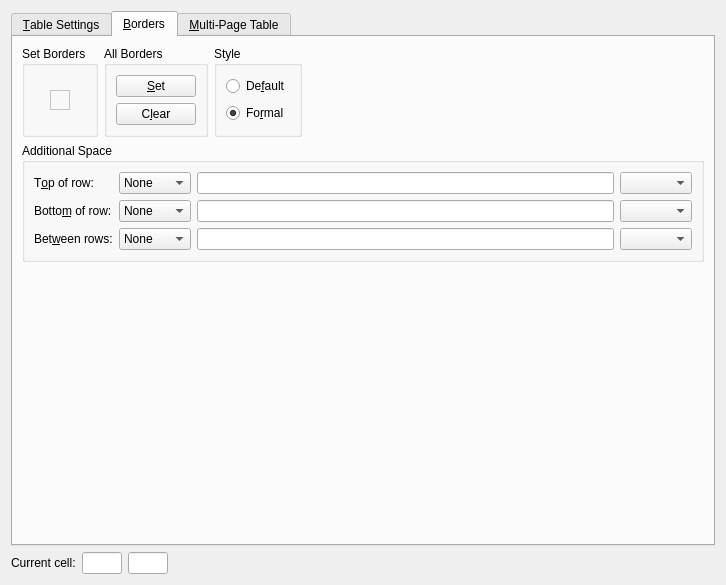
Before: the Qt Designer form src/frontends/qt4/ui/TabularUi.ui in cburschka/lyx, drawn with Qt 5.
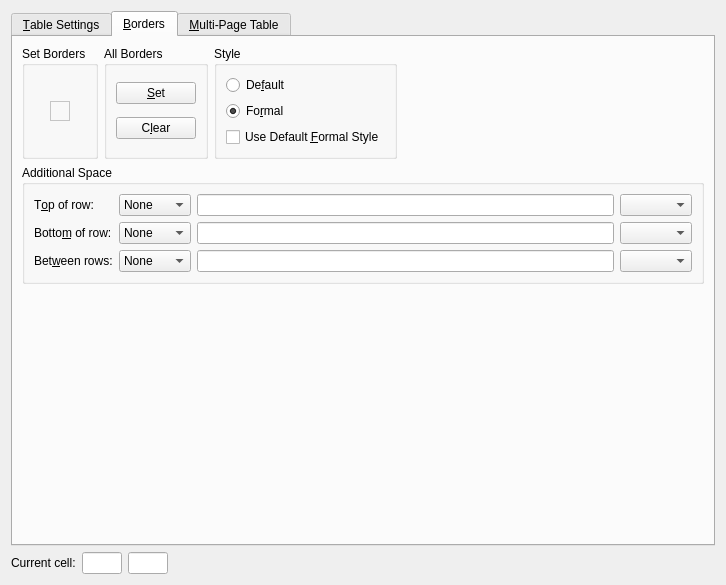
After: the same form once the commit is applied. The open tabs and pages were chosen to show the change. Custom widgets are drawn as their Qt base class.

Commit message:
Add option to reset to default booktabs lines
Addresses: #10106

What changed in the file:
```diff
--- a/src/frontends/qt4/ui/TabularUi.ui
+++ b/src/frontends/qt4/ui/TabularUi.ui
@@ -739,6 +739,15 @@
                  </color>
                 </brush>
                </colorrole>
+               <colorrole role="PlaceholderText">
+                <brush brushstyle="NoBrush">
+                 <color alpha="128">
+                  <red>0</red>
+                  <green>0</green>
+                  <blue>0</blue>
+                 </color>
+                </brush>
+               </colorrole>
               </active>
               <inactive>
                <colorrole role="WindowText">
@@ -894,6 +903,15 @@
                  </color>
                 </brush>
                </colorrole>
+               <colorrole role="PlaceholderText">
+                <brush brushstyle="NoBrush">
+                 <color alpha="128">
+                  <red>0</red>
+                  <green>0</green>
+                  <blue>0</blue>
+                 </color>
+                </brush>
+               </colorrole>
               </inactive>
               <disabled>
                <colorrole role="WindowText">
@@ -1049,6 +1067,15 @@
                  </color>
                 </brush>
                </colorrole>
+               <colorrole role="PlaceholderText">
+                <brush brushstyle="NoBrush">
+                 <color alpha="128">
+                  <red>0</red>
+                  <green>0</green>
+                  <blue>0</blue>
+                 </color>
+                </brush>
+               </colorrole>
               </disabled>
              </palette>
             </property>
@@ -1119,6 +1146,26 @@
           <bool>true</bool>
          </property>
          <layout class="QGridLayout">
+          <item row="0" column="0">
+           <widget class="QRadioButton" name="borderDefaultRB">
+            <property name="toolTip">
+             <string>Use default (grid-like) border style</string>
+            </property>
+            <property name="text">
+             <string>De&amp;fault</string>
+            </property>
+           </widget>
+          </item>
+          <item row="2" column="0">
+           <widget class="QCheckBox" name="resetFormalCB">
+            <property name="toolTip">
+             <string>If this is checked, the table will be reset to the formal default style (only top and bottom row have vertical lines)</string>
+            </property>
+            <property name="text">
+             <string>Use Default &amp;Formal Style</string>
+            </property>
+           </widget>
+          </item>
           <item row="1" column="0">
            <widget class="QRadioButton" name="booktabsRB">
             <property name="toolTip">
@@ -1132,16 +1179,6 @@
             </property>
            </widget>
           </item>
-          <item row="0" column="0">
-           <widget class="QRadioButton" name="borderDefaultRB">
-            <property name="toolTip">
-             <string>Use default (grid-like) border style</string>
-            </property>
-            <property name="text">
-             <string>De&amp;fault</string>
-            </property>
-           </widget>
-          </item>
          </layout>
         </widget>
        </item>
```
The commit also changes 10 other files.
